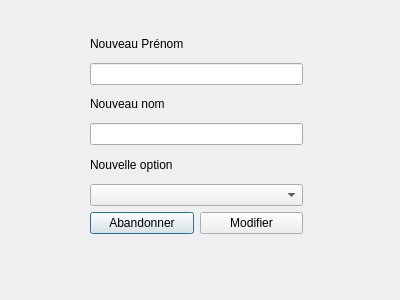
The window that dialogeditetudiant.ui (sbourbousse/GestionEleve_Sqlite3) describes before a commit, drawn with Qt 5.
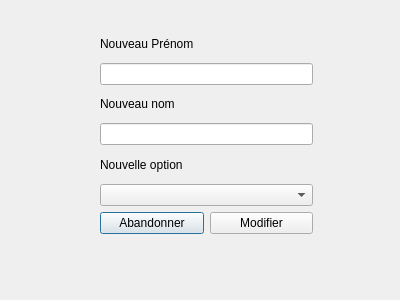
The same window after the commit.

The edit to the form file:
```diff
--- a/dialogeditetudiant.ui
+++ b/dialogeditetudiant.ui
@@ -13,10 +13,10 @@
   <property name="windowTitle">
    <string>Modifier</string>
   </property>
-  <widget class="QWidget" name="">
+  <widget class="QWidget" name="layoutWidget">
    <property name="geometry">
     <rect>
-     <x>90</x>
+     <x>100</x>
      <y>30</y>
      <width>213</width>
      <height>236</height>
```
Left out of the diff: 2 changed lines with no effect on the pictures.
